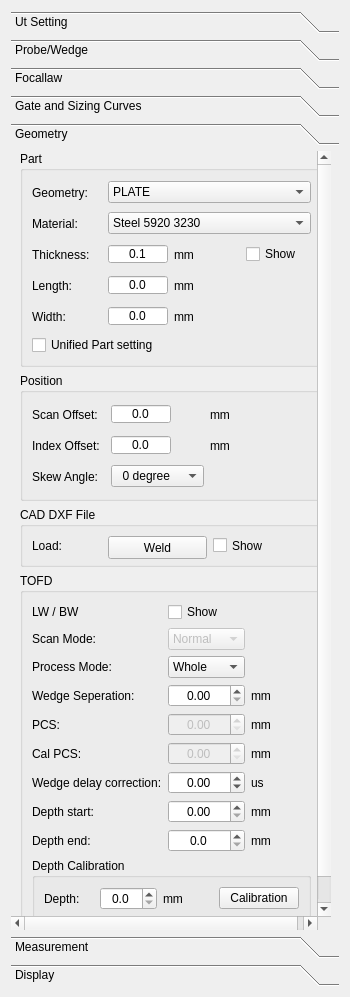
This is phascan_view/ui/DopplerGroupTab.ui in qinxingying/hello-word as Qt 5 draws it before an edit. The edited form follows.
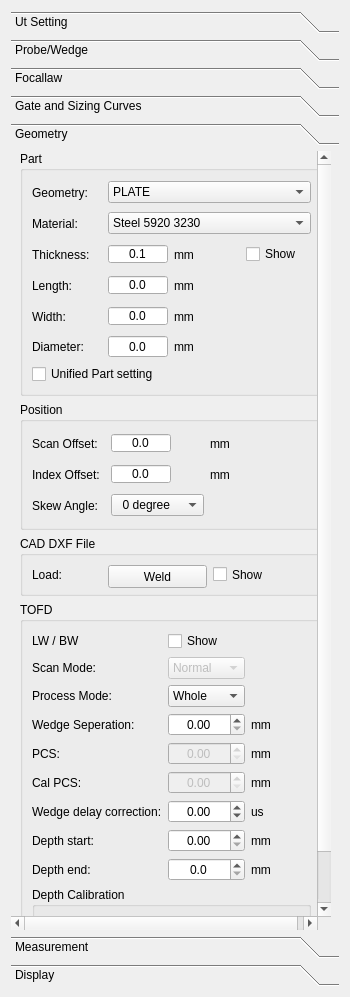
This is the edited form. The open tabs and pages were chosen to show the change. Icons and pictures are not drawn. Custom widgets are drawn as their Qt base class.

```diff
--- a/phascan_view/ui/DopplerGroupTab.ui
+++ b/phascan_view/ui/DopplerGroupTab.ui
@@ -7057,7 +7057,7 @@
             <x>0</x>
             <y>0</y>
             <width>312</width>
-            <height>821</height>
+            <height>851</height>
            </rect>
           </property>
           <property name="minimumSize">
@@ -7378,6 +7378,36 @@
                   </property>
                  </widget>
                 </item>
+                <item row="3" column="0">
+                 <widget class="QLabel" name="LabelPartSize4">
+                  <property name="text">
+                   <string>Diameter:</string>
+                  </property>
+                 </widget>
+                </item>
+                <item row="3" column="2">
+                 <widget class="QLabel" name="LabelPartSizeUnit4">
+                  <property name="text">
+                   <string>mm</string>
+                  </property>
+                 </widget>
+                </item>
+                <item row="3" column="1">
+                 <widget class="QDoubleSpinBox" name="ValuePartSize4">
+                  <property name="alignment">
+                   <set>Qt::AlignCenter</set>
+                  </property>
+                  <property name="buttonSymbols">
+                   <enum>QAbstractSpinBox::NoButtons</enum>
+                  </property>
+                  <property name="decimals">
+                   <number>1</number>
+                  </property>
+                  <property name="maximum">
+                   <double>200.000000000000000</double>
+                  </property>
+                 </widget>
+                </item>
                </layout>
               </item>
               <item row="2" column="0">
```
Left out of the diff: 25 changed lines with no effect on the pictures.
